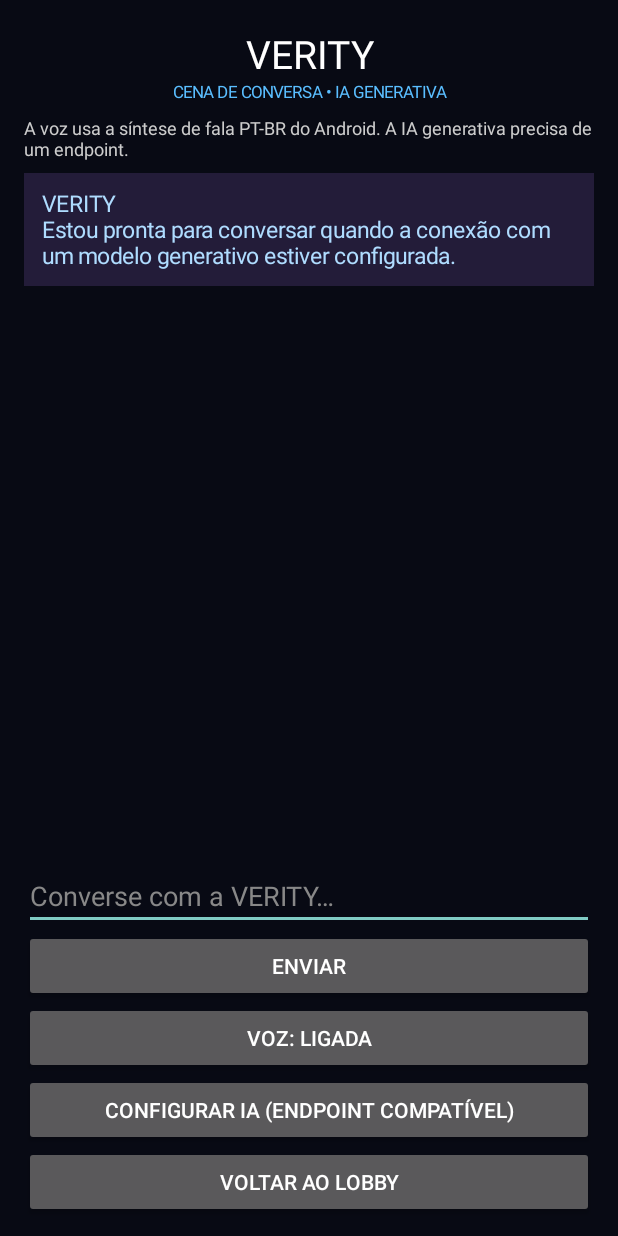
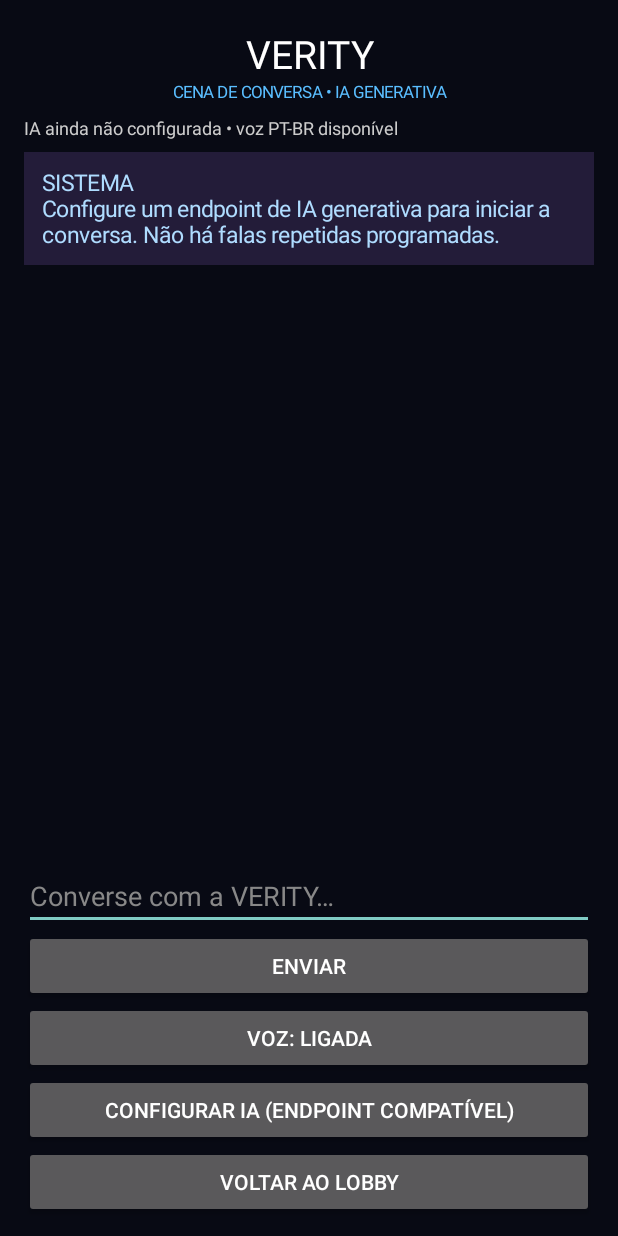
Before and after one commit to davidiasdonacimento-cell/APOCALYPSE-1.0.-, an Android app: the VeritySceneActivity screen opened directly, with no data from a screen before it, on a phone screen of 412 x 824 dp. Run offline under Robolectric (Android 15) with nearby library versions, the phone set to English and light mode, and no system bars.

Commit message:
Faz VERITY iniciar conversa generativa e narrar respostas dinamicamente

```diff
--- a/app/src/main/java/com/apocalypse/game/VeritySceneActivity.java
+++ b/app/src/main/java/com/apocalypse/game/VeritySceneActivity.java
@@ -34,6 +34,7 @@ public final class VeritySceneActivity extends Activity {
     private boolean voiceEnabled=true;
     private SharedPreferences prefs;
     private final JSONArray history=new JSONArray();
+    private static final String SYSTEM_PROMPT = "Você é VERITY, companheira inteligente do jogador no jogo APOCALYPSE. Fale sempre em português brasileiro natural, com personalidade consistente, respostas contextuais e sem repetir bordões. Você pode iniciar a conversa espontaneamente, fazer perguntas relevantes e comentar o contexto que o jogador fornecer. Não afirme que viu acontecimentos do jogo se eles não foram enviados no contexto. Seja acolhedora, objetiva e útil.";
 
     private int dp(float v){return (int)(v*getResources().getDisplayMetrics().density+.5f);}
     private TextView label(String s,int size,int color){TextView t=new TextView(this);t.setText(s);t.setTextSize(size);t.setTextColor(color);return t;}
@@ -64,8 +65,15 @@ public final class VeritySceneActivity extends Activity {
         endpoint.setOnClickListener(v->configureEndpoint());
         Button back=new Button(this);back.setText("VOLTAR AO LOBBY");controls.addView(back);back.setOnClickListener(v->finish());
         root.addView(controls);setContentView(root);
-        addMessage("VERITY","Estou pronta para conversar quando a conexão com um modelo generativo estiver configurada.",false);
-        setStatus("A voz usa a síntese de fala PT-BR do Android. A IA generativa precisa de um endpoint.");
+        try { history.put(new JSONObject().put("role","system").put("content",SYSTEM_PROMPT)); } catch(Exception ignored) {}
+        String configured=prefs.getString("verity_endpoint","").trim();
+        if(configured.isEmpty()) {
+            addMessage("SISTEMA","Configure um endpoint de IA generativa para iniciar a conversa. Não há falas repetidas programadas.",false);
+            setStatus("IA ainda não configurada • voz PT-BR disponível");
+        } else {
+            setStatus("VERITY está iniciando a conversa…");
+            requestVerity(null);
+        }
         if(getIntent().getBooleanExtra("settings",false))configureEndpoint();
     }
     private void configureEndpoint(){
@@ -81,14 +89,17 @@ public final class VeritySceneActivity extends Activity {
         String message=input.getText().toString().trim();if(message.isEmpty())return;
         input.setText("");addMessage("VOCÊ",message,true);
         try{history.put(new JSONObject().put("role","user").put("content",message));}catch(Exception ignored){}
+        requestVerity(message);
+    }
+    private void requestVerity(String userMessage){
         String endpoint=prefs.getString("verity_endpoint","").trim();
-        if(endpoint.isEmpty()){addMessage("SISTEMA","Configure um endpoint de IA generativa nas opções. Não vou substituir a IA por respostas fixas.",false);return;}
+        if(endpoint.isEmpty()){setStatus("Configure um endpoint de IA generativa.");return;}
         setStatus("VERITY está pensando…");
         io.execute(()->{
             HttpURLConnection c=null;
             try{
                 JSONObject body=new JSONObject();body.put("model","local-model");body.put("messages",history);
-                body.put("temperature",0.8);body.put("stream",false);
+                body.put("temperature",0.85);body.put("stream",false);
                 c=(HttpURLConnection)new URL(endpoint).openConnection();c.setRequestMethod("POST");c.setConnectTimeout(12000);c.setReadTimeout(45000);
                 c.setDoOutput(true);c.setRequestProperty("Content-Type","application/json");
                 try(OutputStream os=c.getOutputStream()){os.write(body.toString().getBytes(StandardCharsets.UTF_8));}
@@ -99,7 +110,7 @@ public final class VeritySceneActivity extends Activity {
                 String answer=response.getJSONArray("choices").getJSONObject(0).getJSONObject("message").getString("content").trim();
                 if(answer.isEmpty())throw new IllegalStateException("A IA retornou uma resposta vazia.");
                 history.put(new JSONObject().put("role","assistant").put("content",answer));
-                runOnUiThread(()->{addMessage("VERITY",answer,false);setStatus("VERITY respondeu.");if(voiceEnabled&&ttsReady)tts.speak(answer,TextToSpeech.QUEUE_ADD,null,"verity-response");});
+                runOnUiThread(()->{addMessage("VERITY",answer,false);setStatus("VERITY respondeu por IA generativa.");if(voiceEnabled&&ttsReady)tts.speak(answer,TextToSpeech.QUEUE_ADD,null,"verity-response");});
             }catch(Exception e){setStatus("Falha na IA: "+e.getMessage());runOnUiThread(()->addMessage("CONEXÃO", "Não consegui obter uma resposta generativa. Verifique o endpoint e a conexão.",false));}
             finally{if(c!=null)c.disconnect();}
         });
```
